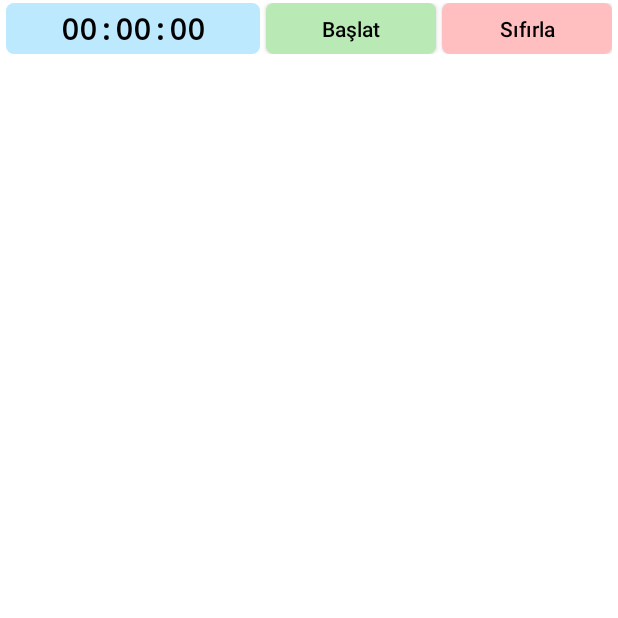
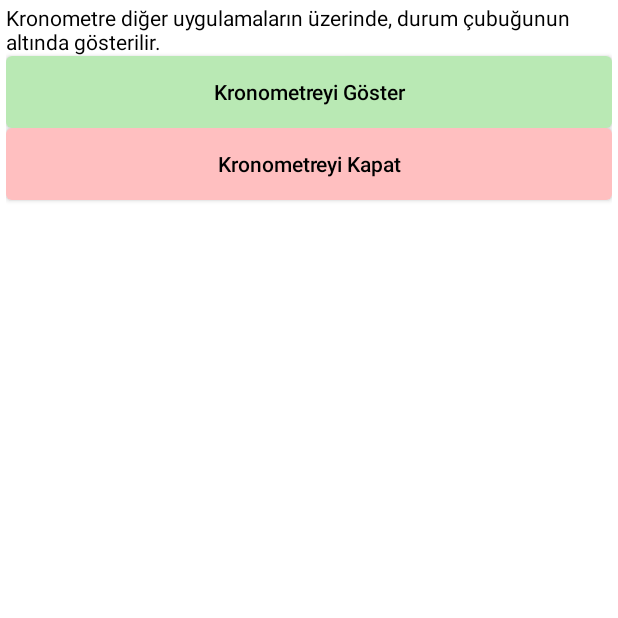
Before and after one commit to muhammedyusufolgun/Kronometre, an Android app: the screen it shows after launch (MainActivity), on a phone screen of 412 x 824 dp, the top half of it. Run offline under Robolectric (Android 15) with nearby library versions, the phone set to English and light mode, and no system bars; 1 statement that could not run was skipped.

Commit message:
Implement compact always-on-top stopwatch

```diff
--- a/app/src/main/java/com/olgun/kronometre/MainActivity.java
+++ b/app/src/main/java/com/olgun/kronometre/MainActivity.java
@@ -1,9 +1,9 @@
 package com.olgun.kronometre;
 import android.app.Activity;
+import android.content.Intent;
+import android.net.Uri;
 import android.os.Bundle;
-import android.os.Handler;
-import android.os.Looper;
-import android.os.SystemClock;
+import android.provider.Settings;
 import android.graphics.Color;
 import android.graphics.Typeface;
 import android.graphics.drawable.GradientDrawable;
@@ -11,33 +11,19 @@ import android.view.Gravity;
 import android.widget.Button;
 import android.widget.LinearLayout;
 import android.widget.TextView;
-import java.util.Locale;
 
 public class MainActivity extends Activity {
- private TextView clock;
- private Button start;
- private long elapsed=0L, startedAt=0L;
- private boolean running=false;
- private final Handler handler=new Handler(Looper.getMainLooper());
- private final Runnable ticker=new Runnable(){public void run(){updateClock();if(running)handler.postDelayed(this,100);}};
  private int dp(float n){return (int)(n*getResources().getDisplayMetrics().density+.5f);}
- private GradientDrawable bg(String hex){GradientDrawable d=new GradientDrawable();d.setColor(Color.parseColor(hex));d.setCornerRadius(dp(5));return d;}
- @Override public void onCreate(Bundle b){super.onCreate(b);if(b!=null){elapsed=b.getLong("elapsed");running=b.getBoolean("running");if(running)startedAt=SystemClock.elapsedRealtime();}buildUi();if(running)handler.post(ticker);}
- private Button button(String label,String color){Button b=new Button(this);b.setText(label);b.setTextColor(Color.BLACK);b.setTextSize(14);b.setAllCaps(false);b.setMinHeight(0);b.setMinimumHeight(0);b.setMinWidth(0);b.setMinimumWidth(0);b.setPadding(dp(3),0,dp(3),0);b.setBackground(bg(color));return b;}
- private void buildUi(){
- LinearLayout root=new LinearLayout(this);root.setOrientation(LinearLayout.VERTICAL);root.setBackgroundColor(Color.WHITE);
- LinearLayout row=new LinearLayout(this);row.setOrientation(LinearLayout.HORIZONTAL);row.setGravity(Gravity.CENTER_VERTICAL);row.setPadding(dp(4),dp(2),dp(4),dp(2));
- clock=new TextView(this);clock.setTextColor(Color.BLACK);clock.setTextSize(20);clock.setTypeface(Typeface.MONOSPACE,Typeface.BOLD);clock.setGravity(Gravity.CENTER);clock.setSingleLine(true);clock.setBackground(bg("#BDE9FF"));
- row.addView(clock,new LinearLayout.LayoutParams(0,dp(34),1.5f));
- start=button(running?"Duraklat":elapsed>0?"Devam Et":"Başlat","#B9E9B4");
- LinearLayout.LayoutParams a=new LinearLayout.LayoutParams(0,dp(34),1f);a.leftMargin=dp(4);row.addView(start,a);
- Button reset=button("Sıfırla","#FFBFC0");
- LinearLayout.LayoutParams b=new LinearLayout.LayoutParams(0,dp(34),1f);b.leftMargin=dp(4);row.addView(reset,b);
- start.setOnClickListener(v->{if(running){elapsed+=SystemClock.elapsedRealtime()-startedAt;running=false;handler.removeCallbacks(ticker);start.setText("Devam Et");}else{startedAt=SystemClock.elapsedRealtime();running=true;start.setText("Duraklat");handler.removeCallbacks(ticker);handler.post(ticker);}updateClock();});
- reset.setOnClickListener(v->{running=false;elapsed=0;handler.removeCallbacks(ticker);start.setText("Başlat");updateClock();});
- root.addView(row,new LinearLayout.LayoutParams(-1,-2));setContentView(root);updateClock();
+ private GradientDrawable bg(String c){GradientDrawable d=new GradientDrawable();d.setColor(Color.parseColor(c));d.setCornerRadius(dp(4));return d;}
+ @Override public void onCreate(Bundle b){super.onCreate(b);
+ LinearLayout root=new LinearLayout(this);root.setOrientation(LinearLayout.VERTICAL);root.setBackgroundColor(Color.WHITE);root.setPadding(dp(4),dp(2),dp(4),0);
+ TextView info=new TextView(this);info.setText("Kronometre diğer uygulamaların üzerinde, durum çubuğunun altında gösterilir.");info.setTextColor(Color.BLACK);info.setTextSize(14);root.addView(info);
+ Button show=new Button(this);show.setAllCaps(false);show.setText("Kronometreyi Göster");show.setTextColor(Color.BLACK);show.setBackground(bg("#B9E9B4"));root.addView(show);
+ Button hide=new Button(this);hide.setAllCaps(false);hide.setText("Kronometreyi Kapat");hide.setTextColor(Color.BLACK);hide.setBackground(bg("#FFBFC0"));root.addView(hide);
+ show.setOnClickListener(v->{if(!Settings.canDrawOverlays(this)){Intent i=new Intent(Settings.ACTION_MANAGE_OVERLAY_PERMISSION,Uri.parse("package:"+getPackageName()));startActivity(i);}else{startForegroundService(new Intent(this,OverlayService.class));finish();}});
+ hide.setOnClickListener(v->stopService(new Intent(this,OverlayService.class)));
+ setContentView(root);
+ if(Settings.canDrawOverlays(this)){startForegroundService(new Intent(this,OverlayService.class));finish();}
  }
- private void updateClock(){if(clock==null)return;long ms=elapsed+(running?SystemClock.elapsedRealtime()-startedAt:0);long sec=ms/1000;clock.setText(String.format(Locale.ROOT,"%02d:%02d:%02d",sec/3600,(sec/60)%60,sec%60));}
- @Override protected void onSaveInstanceState(Bundle out){super.onSaveInstanceState(out);out.putLong("elapsed",elapsed+(running?SystemClock.elapsedRealtime()-startedAt:0));out.putBoolean("running",running);}
- @Override protected void onDestroy(){handler.removeCallbacks(ticker);super.onDestroy();}
+ @Override protected void onResume(){super.onResume();}
 }
```
